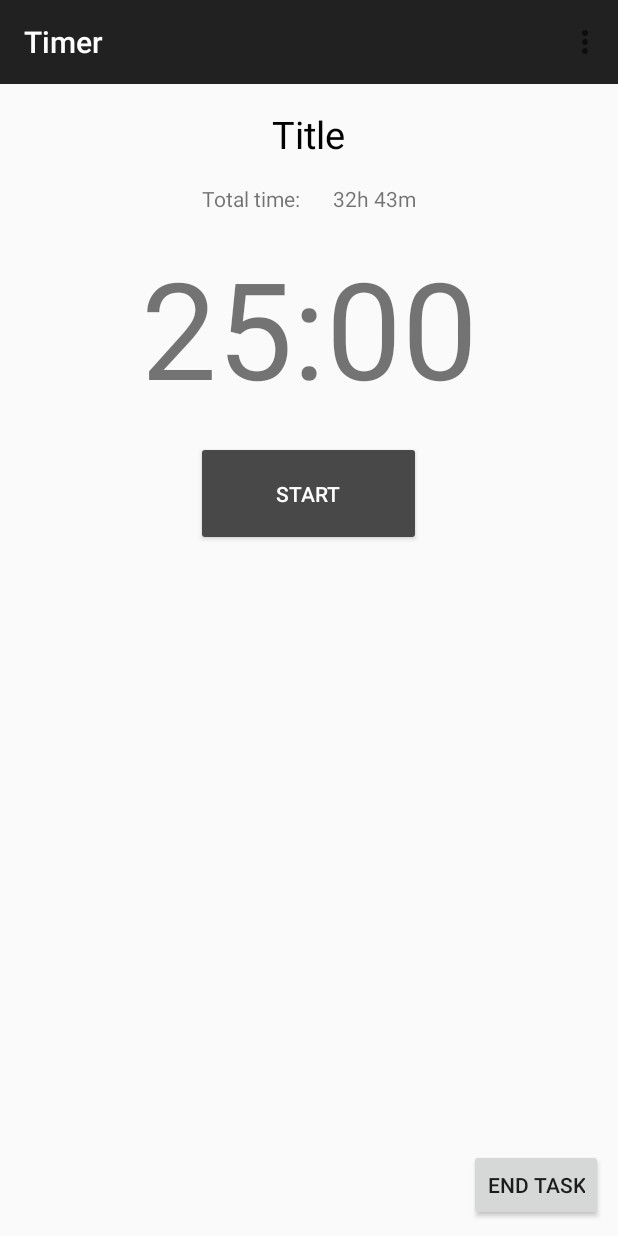
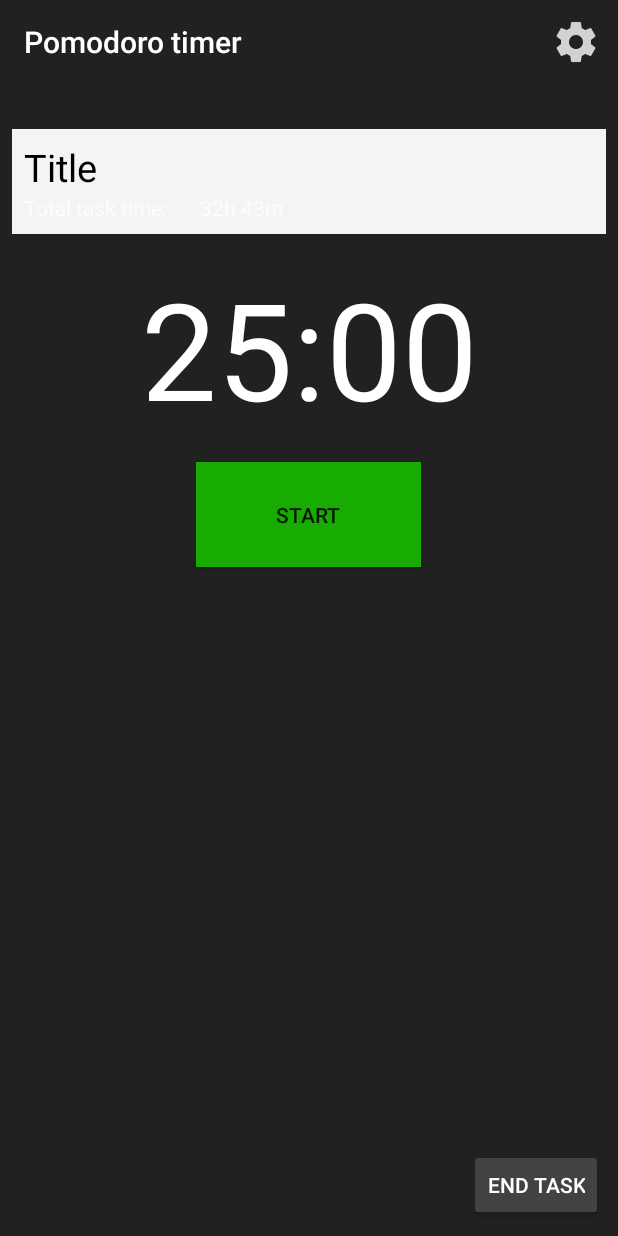
Before and after one commit to VitaliyBelyaev/ZebraTime, an Android app: the TimerActivity screen opened directly, with no data from a screen before it, on a phone screen of 412 x 824 dp. Run offline under Robolectric (Android 15) with nearby library versions, the phone set to English and light mode, and no system bars; our stand-ins replace Firebase (no records; nobody signed in at launch, a user with empty details on screens opened directly); 2 statements that could not run were skipped.

```diff
--- a/app/src/main/AndroidManifest.xml
+++ b/app/src/main/AndroidManifest.xml
@@ -9,7 +9,7 @@
         android:roundIcon="@mipmap/ic_launcher_round"
         android:label="@string/app_name"
         android:supportsRtl="true"
-        android:theme="@style/AppTheme">
+        android:theme="@style/ZebraT">
         <activity android:name=".MainActivity">
             <intent-filter>
                 <action android:name="android.intent.action.MAIN" />
--- a/app/src/main/java/com/androidacademy/team5/zebratime/App.java
+++ b/app/src/main/java/com/androidacademy/team5/zebratime/App.java
@@ -16,4 +16,5 @@ public class App extends Application{
         FirebaseDatabase.getInstance().setPersistenceEnabled(true);
     }
 
+
 }
--- a/app/src/main/java/com/androidacademy/team5/zebratime/Timer.java
+++ b/app/src/main/java/com/androidacademy/team5/zebratime/Timer.java
@@ -179,6 +179,4 @@ public class Timer {
         };
     }
 
-
-
 }
--- a/app/src/main/res/layout/activity_timer.xml
+++ b/app/src/main/res/layout/activity_timer.xml
@@ -16,38 +16,42 @@
 
     <RelativeLayout
         android:layout_width="match_parent"
-        android:layout_height="match_parent">
+        android:layout_height="match_parent"
+        android:background="@color/timer_activity_back"
+        style="@style/TimerActivity">
 
         <LinearLayout
             android:id="@+id/task_container"
             android:layout_width="match_parent"
             android:layout_height="wrap_content"
             android:layout_alignParentTop="true"
-            android:layout_margin="16dp"
-            android:orientation="vertical">
+            android:padding="8dp"
+            android:layout_marginTop="30dp"
+            android:layout_marginHorizontal="8dp"
+            android:layout_marginBottom="16dp"
+            android:orientation="vertical"
+            android:background="@color/task_back">
 
             <TextView
                 android:id="@+id/tv_timer_task_title"
                 android:layout_width="wrap_content"
                 android:layout_height="wrap_content"
-                android:layout_gravity="center_horizontal"
-                android:paddingBottom="16dp"
                 android:text="Title"
-                android:textColor="@color/black"
+                android:textColor="@android:color/black"
                 android:textSize="25dp" />
 
             <LinearLayout
                 android:layout_width="wrap_content"
                 android:layout_height="wrap_content"
-                android:layout_gravity="center"
-                android:orientation="horizontal">
+                android:orientation="horizontal"
+                >
 
                 <TextView
                     android:id="@+id/tv_task_duration_title"
                     android:layout_width="wrap_content"
                     android:layout_height="wrap_content"
                     android:paddingRight="22dp"
-                    android:text="Total time:" />
+                    android:text="Total task time:" />
 
                 <TextView
                     android:id="@+id/tv_timer_task_duration"
@@ -66,6 +70,7 @@
             android:layout_below="@id/task_container"
             android:gravity="center"
             android:paddingBottom="16dp"
+            android:textColor="@android:color/white"
             android:text="25:00"
             android:textSize="90sp" />
 
--- a/app/src/main/res/layout/task_item.xml
+++ b/app/src/main/res/layout/task_item.xml
@@ -19,8 +19,7 @@
             android:layout_width="wrap_content"
             android:layout_height="wrap_content"
             android:text="Title"
-            android:textSize="20sp"
-            android:textColor="@color/black"/>
+            android:textSize="20sp"/>
 
         <LinearLayout
             android:layout_width="match_parent"
--- a/app/src/main/res/menu/timer_settings.xml
+++ b/app/src/main/res/menu/timer_settings.xml
@@ -5,5 +5,6 @@
     <item
         android:id="@+id/settings"
         android:title="@string/settings_label"
-        app:showAsAction="never"/>
+        android:icon="@drawable/ic_action_settings"
+        app:showAsAction="always" />
 </menu>
--- a/app/src/main/res/values/colors.xml
+++ b/app/src/main/res/values/colors.xml
@@ -1,12 +1,24 @@
 <?xml version="1.0" encoding="utf-8"?>
 <resources>
-    <color name="colorPrimary">#212121</color>
+    <color name="colorPrimary">#171817</color>
     <color name="colorPrimaryDark">#000000</color>
     <color name="colorAccent">#484848</color>
     <color name="leftDrawerColor">#000000</color>
     <color name="leftDrawerText">#ffffff</color>
 
-    <color name="black">#000000</color>
+    <color name="green">#18ab01</color>
+    <color name="red">#dd2020</color>
     <color name="white">#ffffff</color>
+    <color name="task_back">#f4f4f4</color>
+    <color name="timer_activity_back">#212121</color>
+
+    <color name="primaryColor">#212121</color>
+    <color name="primaryLightColor">#484848</color>
+    <color name="primaryDarkColor">#000000</color>
+    <color name="secondaryColor">#424242</color>
+    <color name="secondaryLightColor">#6d6d6d</color>
+    <color name="secondaryDarkColor">#1b1b1b</color>
+    <color name="primaryTextColor">#ffffff</color>
+    <color name="secondaryTextColor">#ffffff</color>
 
 </resources>
--- a/app/src/main/res/values/strings.xml
+++ b/app/src/main/res/values/strings.xml
@@ -2,7 +2,7 @@
     <string name="app_name">ZebraTime</string>
 
     <!--App bar titles-->
-    <string name="timer">Timer</string>
+    <string name="timer">Pomodoro timer</string>
     <string name="create_task">Create task</string>
     <string name="create_project">Create project</string>
 
--- a/app/src/main/res/values/styles.xml
+++ b/app/src/main/res/values/styles.xml
@@ -1,7 +1,7 @@
 <resources>
 
 <!-- Base application theme. -->
-<style name="AppTheme" parent="Theme.AppCompat.Light.NoActionBar">
+<style name="ZebraTheme" parent="Theme.AppCompat.Light.NoActionBar">
 
     <!-- Customize your theme here. -->
     <item name="colorPrimary">@color/colorPrimary</item>
@@ -11,5 +11,19 @@
     <item name="preferenceTheme">@style/PreferenceThemeOverlay</item>
 </style>
 
+    <style name="TimerActivity">
+        <item name="android:textColor">@android:color/white</item>
+    </style>
+
+    <style name="ZebraT" parent="Theme.AppCompat.NoActionBar" >
+        <item name="colorPrimary">@color/primaryColor</item>
+        <item name="colorPrimaryDark">@color/primaryDarkColor</item>
+        <item name="android:textColorPrimary">@color/primaryTextColor</item>
+        <item name="android:textColorSecondary">@color/secondaryTextColor</item>
+        <item name="colorAccent">@android:color/holo_blue_light</item>
+        <item name="android:colorForeground">@color/secondaryLightColor</item>
+        <item name="colorButtonNormal">@color/secondaryColor</item>
+        <item name="android:colorBackground">@android:color/background_dark</item>
+    </style>
 
 </resources>
--- a/build.gradle
+++ b/build.gradle
@@ -7,7 +7,7 @@ buildscript {
         jcenter()
     }
     dependencies {
-        classpath 'com.android.tools.build:gradle:3.1.3'
+        classpath 'com.android.tools.build:gradle:3.2.1'
         classpath 'com.google.gms:google-services:4.0.1'
 
 
```
Also changed, not shown: app/src/main/java/com/androidacademy/team5/zebratime/TimerActivity.java (+34 -49 lines), app/src/main/java/com/androidacademy/team5/zebratime/TimerService.java (+105 -11 lines), app/src/main/res/drawable-hdpi/ic_action_settings.png (added), app/src/main/res/drawable-mdpi/ic_action_settings.png (added), app/src/main/res/drawable-xhdpi/ic_action_settings.png (added), app/src/main/res/drawable-xxhdpi/ic_action_settings.png (added), gradle/wrapper/gradle-wrapper.properties.
